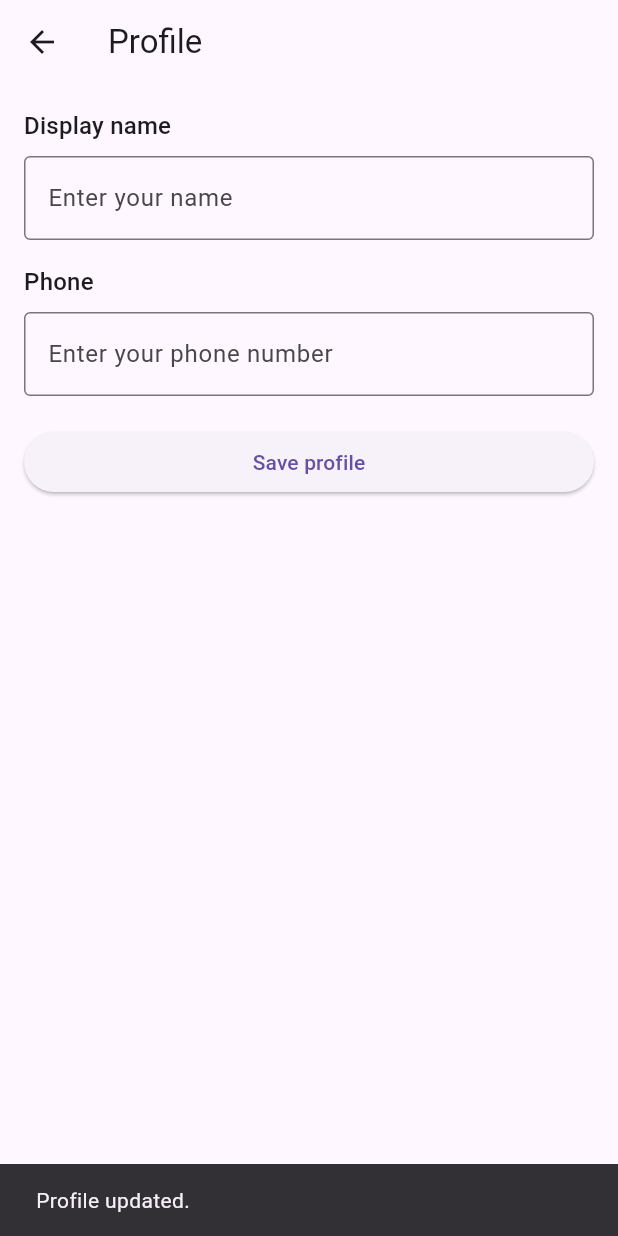
After one commit to beingbivek/cheque-manager, a Flutter app: the UserProfileView screen opened by its route, after a tap on "Save profile", on a phone screen of 412 x 824 dp. The commit adds this screen. Run offline on Flutter 3.47's test engine with Material 3 defaults, Android fonts, the phone set to English and light mode, and no system bars; our stand-ins replace cloud_firestore, firebase_auth, firebase_core, flutter_local_notifications, flutter_svg, font_awesome_flutter and 4 more; missing offline and left inert: dart:ffi, dart:html, khalti; accounts and stored records are empty; statements that could not run were skipped.

Commit message:
Add user profile screen and update service

```diff
--- a/lib/models/user.dart
+++ b/lib/models/user.dart
@@ -8,6 +8,7 @@ class User {
   final String uid;
   final String email;
   final String? displayName;
+  final String? phone;
   final String role;
   final UserTier tier;
   final UserStatus status;
@@ -21,6 +22,7 @@ class User {
     required this.uid,
     required this.email,
     this.displayName,
+    this.phone,
     required this.role,
     required this.tier,
     required this.status,
@@ -45,6 +47,7 @@ class User {
       uid: id,
       email: data['email'] ?? '',
       displayName: data['displayName'],
+      phone: data['phone'],
       role: data['role'] ?? 'user',
       tier: _tierFromString(data['tier'] ?? 'free'),
       status: _statusFromString(data['status'] ?? 'active'),
@@ -60,6 +63,7 @@ class User {
     return {
       'email': email,
       'displayName': displayName,
+      'phone': phone,
       'role': role,
       'tier': tier.name,
       'status': status.name,
@@ -75,6 +79,7 @@ class User {
     String? uid,
     String? email,
     String? displayName,
+    String? phone,
     String? role,
     UserTier? tier,
     UserStatus? status,
@@ -88,6 +93,7 @@ class User {
       uid: uid ?? this.uid,
       email: email ?? this.email,
       displayName: displayName ?? this.displayName,
+      phone: phone ?? this.phone,
       role: role ?? this.role,
       tier: tier ?? this.tier,
       status: status ?? this.status,
--- a/lib/routes/app_routes.dart
+++ b/lib/routes/app_routes.dart
@@ -13,6 +13,7 @@ import '../views/user/terms_privacy_view.dart';
 import '../views/user/user_tickets_view.dart';
 import '../views/user/user_notifications_view.dart';
 import '../views/user/party_list_view.dart';
+import '../views/user/user_profile_view.dart';
 
 
 class AppRoutes {
@@ -26,6 +27,7 @@ class AppRoutes {
   static const userTickets = '/tickets';
   static const userNotifications = '/notifications';
   static const parties = '/parties';
+  static const profile = '/profile';
 
 
   static Route<dynamic> generateRoute(RouteSettings settings) {
@@ -67,6 +69,8 @@ class AppRoutes {
         return MaterialPageRoute(builder: (_) => const UserNotificationsView());
       case parties:
         return MaterialPageRoute(builder: (_) => const PartyListView());
+      case profile:
+        return MaterialPageRoute(builder: (_) => const UserProfileView());
       default:
         return MaterialPageRoute(builder: (_) => const Error404View());
     }
--- a/lib/services/auth_service.dart
+++ b/lib/services/auth_service.dart
@@ -25,6 +25,7 @@ class AuthService {
           uid: firebaseUser.uid,
           email: firebaseUser.email ?? '',
           displayName: firebaseUser.displayName,
+          phone: firebaseUser.phoneNumber,
           role: 'user',
           tier: UserTier.free,
           status: UserStatus.active,
--- a/lib/services/user_service.dart
+++ b/lib/services/user_service.dart
@@ -92,4 +92,24 @@ class UserService {
       );
     }
   }
+
+  Future<void> updateProfile({
+    required String userId,
+    String? displayName,
+    String? phone,
+  }) async {
+    try {
+      await _repository.users.doc(userId).update({
+        'displayName': displayName,
+        'phone': phone,
+        'updatedAt': FieldValue.serverTimestamp(),
+      });
+    } on FirebaseException catch (e) {
+      throw AppError(
+        code: 'FIRESTORE_${e.code.toUpperCase()}',
+        message: 'Failed to update profile details.',
+        original: e,
+      );
+    }
+  }
 }
--- /dev/null
+++ b/lib/views/user/user_profile_view.dart
@@ -0,0 +1,146 @@
+import 'package:flutter/material.dart';
+import 'package:provider/provider.dart';
+
+import '../../controllers/auth_controller.dart';
+import '../../models/app_error.dart';
+import '../../services/user_service.dart';
+
+class UserProfileView extends StatefulWidget {
+  const UserProfileView({super.key});
+
+  @override
+  State<UserProfileView> createState() => _UserProfileViewState();
+}
+
+class _UserProfileViewState extends State<UserProfileView> {
+  final UserService _userService = UserService();
+  late final TextEditingController _displayNameController;
+  late final TextEditingController _phoneController;
+
+  AppError? _error;
+  bool _saving = false;
+  bool _seeded = false;
+
+  @override
+  void initState() {
+    super.initState();
+    _displayNameController = TextEditingController();
+    _phoneController = TextEditingController();
+  }
+
+  @override
+  void didChangeDependencies() {
+    super.didChangeDependencies();
+    if (_seeded) return;
+    final user = context.read<AuthController>().currentUser;
+    _displayNameController.text = user?.displayName ?? '';
+    _phoneController.text = user?.phone ?? '';
+    _seeded = true;
+  }
+
+  @override
+  void dispose() {
+    _displayNameController.dispose();
+    _phoneController.dispose();
+    super.dispose();
+  }
+
+  Future<void> _saveProfile() async {
+    final user = context.read<AuthController>().currentUser;
+    if (user == null) return;
+    setState(() {
+      _saving = true;
+      _error = null;
+    });
+
+    final displayName = _displayNameController.text.trim();
+    final phone = _phoneController.text.trim();
+
+    try {
+      await _userService.updateProfile(
+        userId: user.uid,
+        displayName: displayName.isEmpty ? null : displayName,
+        phone: phone.isEmpty ? null : phone,
+      );
+      await context.read<AuthController>().reloadUserFromFirestore();
+      if (!mounted) return;
+      ScaffoldMessenger.of(context).showSnackBar(
+        const SnackBar(content: Text('Profile updated.')),
+      );
+    } on AppError catch (e) {
+      if (!mounted) return;
+      setState(() => _error = e);
+    } finally {
+      if (mounted) {
+        setState(() => _saving = false);
+      }
+    }
+  }
+
+  @override
+  Widget build(BuildContext context) {
+    final theme = Theme.of(context);
+    return Scaffold(
+      appBar: AppBar(title: const Text('Profile')),
+      body: Padding(
+        padding: const EdgeInsets.all(16),
+        child: Column(
+          crossAxisAlignment: CrossAxisAlignment.start,
+          children: [
+            if (_error != null)
+              Card(
+                color: Colors.red.shade50,
+                margin: const EdgeInsets.only(bottom: 12),
+                child: Padding(
+                  padding: const EdgeInsets.all(8),
+                  child: Row(
+                    children: [
+                      const Icon(Icons.error_outline, color: Colors.red),
+                      const SizedBox(width: 8),
+                      Expanded(
+                        child: Text(
+                          '${_error!.message}\nCode: ${_error!.code}',
+                          style: const TextStyle(color: Colors.red),
+                        ),
+                      ),
+                    ],
+                  ),
+                ),
+              ),
+            Text('Display name', style: theme.textTheme.titleMedium),
+            const SizedBox(height: 8),
+            TextFormField(
+              controller: _displayNameController,
+              textInputAction: TextInputAction.next,
+              decoration: const InputDecoration(
+                border: OutlineInputBorder(),
+                hintText: 'Enter your name',
+              ),
+            ),
+            const SizedBox(height: 16),
+            Text('Phone', style: theme.textTheme.titleMedium),
+            const SizedBox(height: 8),
+            TextFormField(
+              controller: _phoneController,
+              keyboardType: TextInputType.phone,
+              decoration: const InputDecoration(
+                border: OutlineInputBorder(),
+                hintText: 'Enter your phone number',
+              ),
+            ),
+            const SizedBox(height: 20),
+            SizedBox(
+              width: double.infinity,
+              child: ElevatedButton(
+                onPressed: _saving ? null : _saveProfile,
+                child: _saving
+                    ? const CircularProgressIndicator()
+                    : const Text('Save profile'),
+              ),
+            ),
+          ],
+        ),
+      ),
+    );
+  }
+}
--- a/lib/views/user/user_settings_view.dart
+++ b/lib/views/user/user_settings_view.dart
@@ -4,6 +4,7 @@ import 'package:provider/provider.dart';
 import '../../controllers/auth_controller.dart';
 import '../../controllers/cheque_controller.dart';
 import '../../models/app_error.dart';
+import '../../routes/app_routes.dart';
 
 class UserSettingsView extends StatefulWidget {
   const UserSettingsView({super.key});
@@ -119,6 +120,14 @@ class _UserSettingsViewState extends State<UserSettingsView> {
             SizedBox(
               width: double.infinity,
               child: OutlinedButton(
+                onPressed: () => Navigator.pushNamed(context, AppRoutes.profile),
+                child: const Text('Edit Profile'),
+              ),
+            ),
+            const SizedBox(height: 12),
+            SizedBox(
+              width: double.infinity,
+              child: OutlinedButton(
                 onPressed: () => Navigator.pushNamed(context, '/terms-privacy'),
                 child: const Text('View Terms & Privacy'),
               ),
```
